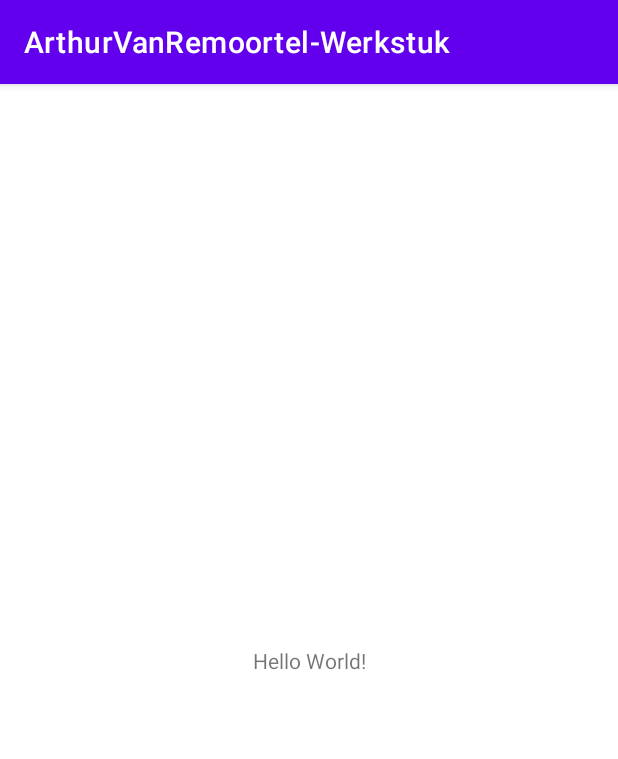
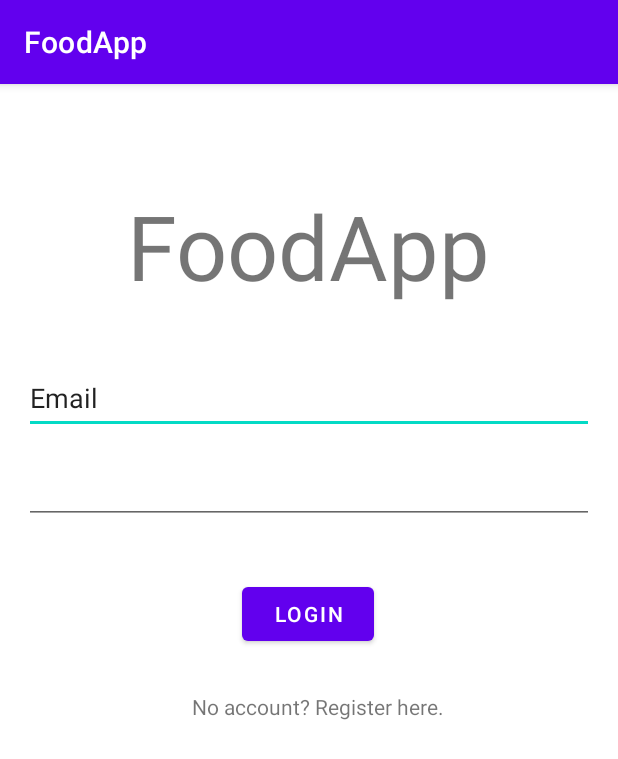
Before and after one commit to ArthurVanRemoortel/Arthur.Van.Remoortel-AndroidDev-Werkstuk, an Android app: the screen it shows after launch (MainActivity before the commit, LoginActivity after it), on a phone screen of 412 x 824 dp. Shown: the top 759 px of the screen. Run offline under Robolectric (Android 15) with nearby library versions, the phone set to English and light mode, and no system bars; our stand-ins replace Firebase (no records; nobody signed in at launch, a user with empty details on screens opened directly).

Commit message:
Feat: Implemented basic firebase registration and login

```diff
--- /dev/null
+++ b/app/src/main/java/com/example/arthurvanremoortel_werkstuk/LoginActivity.kt
@@ -0,0 +1,75 @@
+package com.example.arthurvanremoortel_werkstuk
+
+import android.content.Intent
+import androidx.appcompat.app.AppCompatActivity
+import android.os.Bundle
+import android.text.TextUtils
+import android.util.Log
+import android.widget.Toast
+import com.example.arthurvanremoortel_werkstuk.databinding.ActivityLoginBinding
+import com.google.firebase.auth.FirebaseAuth
+import com.google.firebase.auth.ktx.auth
+import com.google.firebase.ktx.Firebase
+
+class LoginActivity : AppCompatActivity() {
+    private lateinit var auth: FirebaseAuth
+    private lateinit var binding: ActivityLoginBinding
+
+    public override fun onStart() {
+        super.onStart()
+        // Check if user is signed in (non-null) and update UI accordingly.
+        val currentUser = auth.currentUser
+        if(currentUser != null){
+
+        }
+    }
+
+    override fun onCreate(savedInstanceState: Bundle?) {
+        super.onCreate(savedInstanceState)
+        binding = ActivityLoginBinding.inflate(layoutInflater)
+        val myRoot = binding.root
+        setContentView(myRoot)
+        auth = Firebase.auth
+
+        binding.loginButton.setOnClickListener {
+            this.handleLogin()
+        }
+
+        binding.registerText.setOnClickListener {
+            startActivity(Intent(this, RegisterActivity::class.java)) // TODO: Maybe dismiss current activity instead of adding new on.
+        }
+    }
+
+
+    fun handleLogin(){
+        val email = binding.emailInput.text.toString().trim()
+        val password = binding.passwordInput.text.toString().trim()
+
+        if (TextUtils.isEmpty(email)){
+            binding.emailInput.setError("Email is required.")
+            return
+        }
+        if (TextUtils.isEmpty(password)){
+            binding.passwordInput.setError("Password is required.")
+            return
+        }
+
+        auth.signInWithEmailAndPassword(email, password)
+            .addOnCompleteListener(this) { task ->
+                if (task.isSuccessful) {
+                    // Sign in success, update UI with the signed-in user's information
+                    Log.d("LOGIN", "signInWithEmail:success")
+                    val user = auth.currentUser
+                    startActivity(Intent(this, MainActivity::class.java))
+
+                } else {
+                    // If sign in fails, display a message to the user.
+                    Log.w("LOGIN", "signInWithEmail:failure", task.exception)
+                    Toast.makeText(baseContext, "Authentication failed.",
+                        Toast.LENGTH_SHORT).show()
+                    // TODO: Show reason for fail.
+                }
+            }
+    }
+
+}
--- /dev/null
+++ b/app/src/main/res/layout/activity_login.xml
@@ -0,0 +1,89 @@
+<?xml version="1.0" encoding="utf-8"?>
+<androidx.constraintlayout.widget.ConstraintLayout xmlns:android="http://schemas.android.com/apk/res/android"
+    xmlns:app="http://schemas.android.com/apk/res-auto"
+    xmlns:tools="http://schemas.android.com/tools"
+    android:layout_width="match_parent"
+    android:layout_height="match_parent"
+    tools:context=".LoginActivity">
+
+
+    <TextView
+        android:id="@+id/textView3"
+        android:layout_width="wrap_content"
+        android:layout_height="wrap_content"
+        android:layout_marginTop="67dp"
+        android:text="@string/app_name"
+        android:textSize="60sp"
+        app:layout_constraintEnd_toEndOf="parent"
+        app:layout_constraintStart_toStartOf="parent"
+        app:layout_constraintTop_toTopOf="parent" />
+
+    <EditText
+        android:id="@+id/emailInput"
+        android:layout_width="0dp"
+        android:layout_height="wrap_content"
+        android:layout_marginStart="16dp"
+        android:layout_marginLeft="16dp"
+        android:layout_marginTop="37dp"
+        android:layout_marginEnd="16dp"
+        android:layout_marginRight="16dp"
+        android:ems="10"
+        android:inputType="textPersonName"
+        android:minHeight="48dp"
+        android:text="@string/email"
+        app:layout_constraintEnd_toEndOf="parent"
+        app:layout_constraintHorizontal_bias="0.0"
+        app:layout_constraintStart_toStartOf="parent"
+        app:layout_constraintTop_toBottomOf="@+id/textView3" />
+
+    <EditText
+        android:id="@+id/passwordInput"
+        android:layout_width="0dp"
+        android:layout_height="wrap_content"
+        android:layout_marginStart="16dp"
+        android:layout_marginLeft="16dp"
+        android:layout_marginTop="12dp"
+        android:layout_marginEnd="16dp"
+        android:layout_marginRight="16dp"
+        android:ems="10"
+        android:inputType="textPassword"
+        android:minHeight="48dp"
+        app:layout_constraintEnd_toEndOf="parent"
+        app:layout_constraintHorizontal_bias="0.502"
+        app:layout_constraintStart_toStartOf="parent"
+        app:layout_constraintTop_toBottomOf="@+id/emailInput" />
+
+    <Button
+        android:id="@+id/loginButton"
+        android:layout_width="wrap_content"
+        android:layout_height="wrap_content"
+        android:layout_marginTop="36dp"
+        android:text="@string/login"
+        app:layout_constraintEnd_toEndOf="parent"
+        app:layout_constraintHorizontal_bias="0.498"
+        app:layout_constraintStart_toStartOf="parent"
+        app:layout_constraintTop_toBottomOf="@+id/passwordInput" />
+
+    <TextView
+        android:id="@+id/registerText"
+        android:layout_width="wrap_content"
+        android:layout_height="wrap_content"
+        android:layout_marginTop="28dp"
+        android:text="@string/no_account_register_here"
+        app:layout_constraintEnd_toEndOf="parent"
+        app:layout_constraintHorizontal_bias="0.525"
+        app:layout_constraintStart_toStartOf="parent"
+        app:layout_constraintTop_toBottomOf="@+id/loginButton" />
+
+    <ProgressBar
+        android:id="@+id/activityProgressBar"
+        style="?android:attr/progressBarStyle"
+        android:layout_width="wrap_content"
+        android:layout_height="wrap_content"
+        android:layout_marginTop="36dp"
+        android:visibility="invisible"
+        app:layout_constraintEnd_toEndOf="parent"
+        app:layout_constraintHorizontal_bias="0.5"
+        app:layout_constraintStart_toStartOf="parent"
+        app:layout_constraintTop_toBottomOf="@+id/registerText" />
+</androidx.constraintlayout.widget.ConstraintLayout>
--- a/app/src/main/res/values/strings.xml
+++ b/app/src/main/res/values/strings.xml
@@ -1,3 +1,10 @@
 <resources>
-    <string name="app_name">ArthurVanRemoortel-Werkstuk</string>
+    <string name="app_name">FoodApp</string>
+    <string name="hello_world2">Hello World2!</string>
+    <string name="register">Register</string>
+    <string name="reister_already_have_an_account">Already have an account? Login here.</string>
+    <string name="email">Email</string>
+    <string name="username">Username</string>
+    <string name="login">Login</string>
+    <string name="no_account_register_here">No account? Register here.</string>
 </resources>
--- a/build.gradle
+++ b/build.gradle
@@ -7,6 +7,7 @@ buildscript {
     dependencies {
         classpath "com.android.tools.build:gradle:7.0.4"
         classpath "org.jetbrains.kotlin:kotlin-gradle-plugin:1.6.10"
+        classpath 'com.google.gms:google-services:4.3.10'
 
         // NOTE: Do not place your application dependencies here; they belong
         // in the individual module build.gradle files
```
Also changed, not shown: app/build.gradle (+10 -1 lines), app/src/main/AndroidManifest.xml (+15 -2 lines), app/src/main/java/com/example/arthurvanremoortel_werkstuk/MainActivity.kt (+29 -1 lines), app/src/main/java/com/example/arthurvanremoortel_werkstuk/RegisterActivity.kt (added, +90 -0 lines), app/src/main/res/layout/activity_main.xml (+16 -1 lines), app/src/main/res/layout/activity_register.xml (added, +123 -0 lines), 1 other file.
